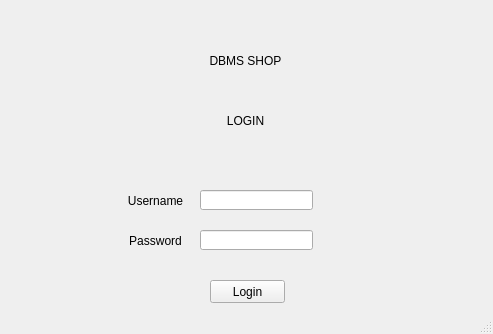
Old version of the form login.ui in the repository MARK-42/Store_Management.
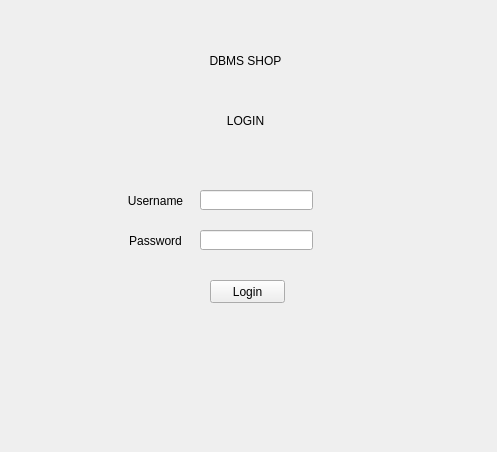
New version of the form.

What changed in the file:
```diff
--- a/login.ui
+++ b/login.ui
@@ -6,8 +6,8 @@
    <rect>
     <x>0</x>
     <y>0</y>
-    <width>493</width>
-    <height>334</height>
+    <width>497</width>
+    <height>452</height>
    </rect>
   </property>
   <property name="windowTitle">
@@ -112,7 +112,6 @@
     </property>
    </widget>
   </widget>
-  <widget class="QStatusBar" name="statusbar"/>
  </widget>
  <resources/>
  <connections/>
```
Left out of the diff: 6 changed lines with no effect on the pictures.
